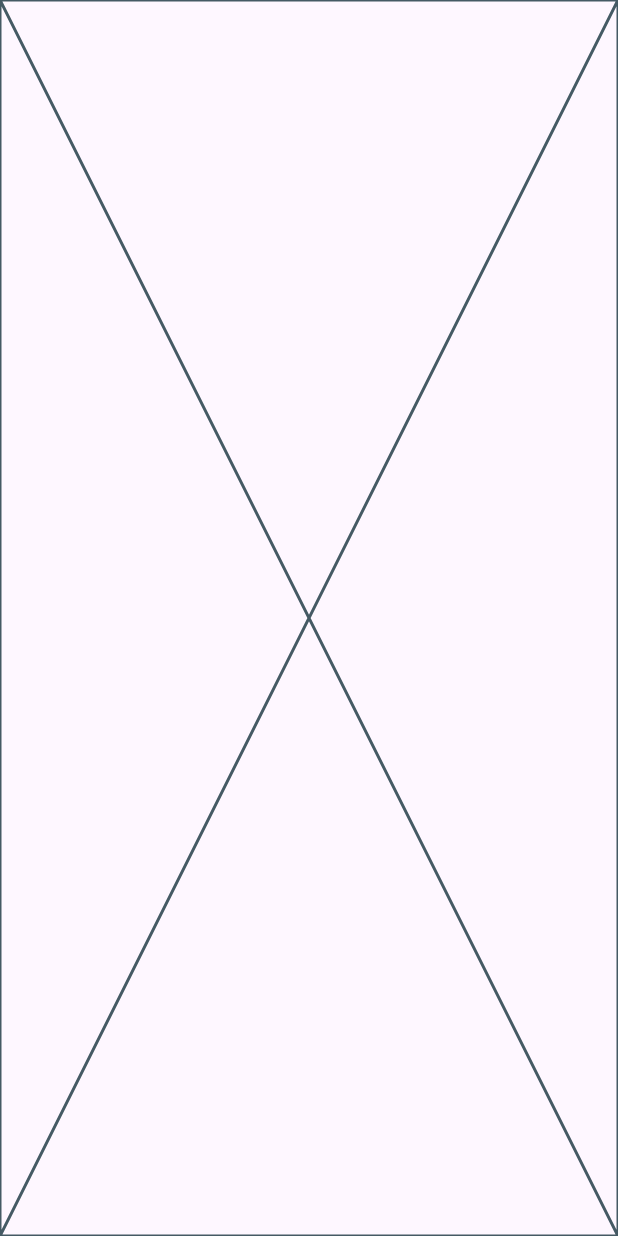
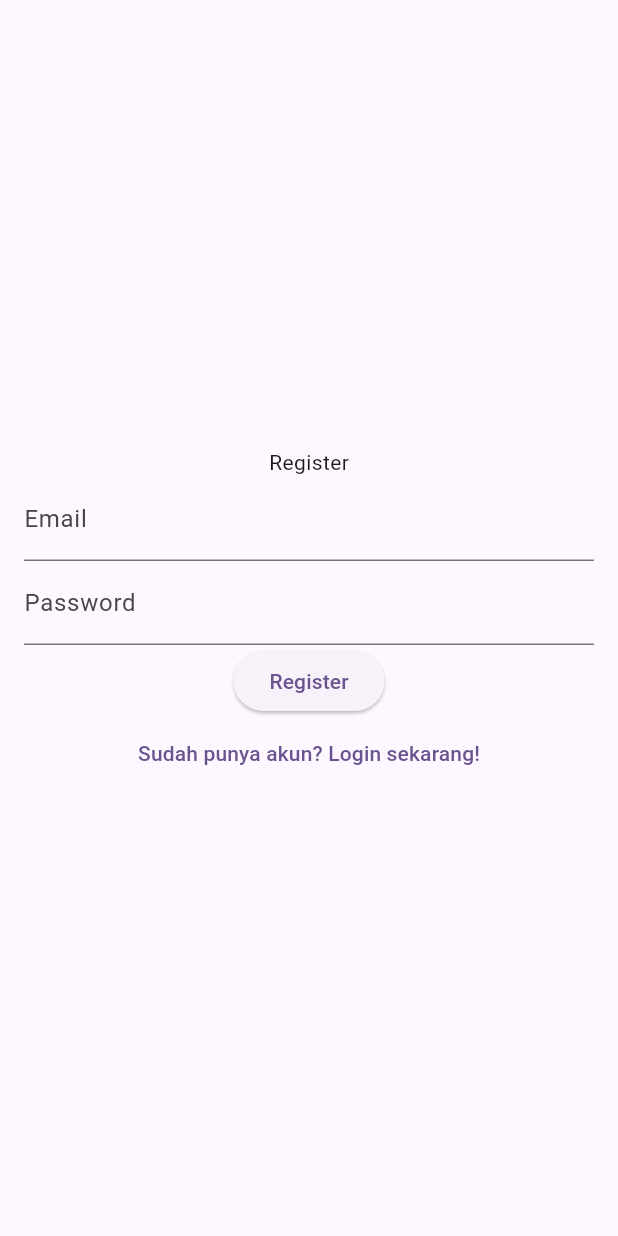
Before and after one commit to nrismawardah/20220140145_ACT4, a Flutter app: the RegisterPage screen opened directly, on a phone screen of 412 x 824 dp. Run offline on Flutter 3.47's test engine with Material 3 defaults, Android fonts, the light colour scheme and no system bars.

Commit message:
Membuat tampilan untuk register page

```diff
--- a/lib/presentation/register_page.dart
+++ b/lib/presentation/register_page.dart
@@ -18,6 +18,46 @@ class _RegisterPageState extends State<RegisterPage> {
 
   @override
   Widget build(BuildContext context) {
-    return const Placeholder();
+    return Scaffold(
+      body: Form(
+        child: Padding(
+          padding: const EdgeInsets.all(16.0),
+          child: Column(
+            mainAxisAlignment: MainAxisAlignment.center,
+            children: [
+              Text('Register'),
+              TextFormField(
+                controller: emailController,
+                decoration: const InputDecoration(labelText: 'Email'),
+                validator: (value) {
+                  if (value == null || value.isEmpty) {
+                    return 'Please enter your email';
+                  }
+                  return null;
+                },
+              ),
+              TextFormField(
+                controller: passwordController,
+                decoration: const InputDecoration(labelText: 'Password'),
+                obscureText: true,
+                validator: (value) {
+                  if (value == null || value.isEmpty) {
+                    return 'Please enter your password';
+                  }
+                  return null;
+                },
+              ),
+              ElevatedButton(onPressed: () {}, child: Text('Register')),
+              TextButton(
+                onPressed: () {
+                  Navigator.pushNamed(context, '\login');
+                },
+                child: Text('Sudah punya akun? Login sekarang!'),
+              ),
+            ],
+          ),
+        ),
+      ),
+    );
   }
 }
```
